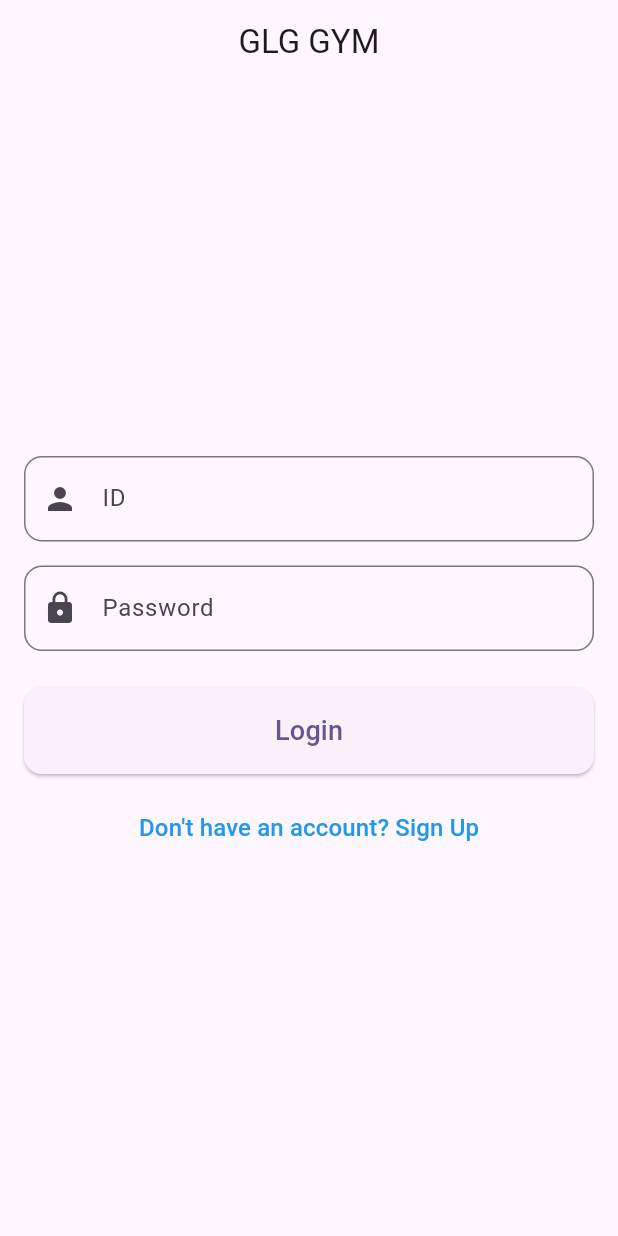
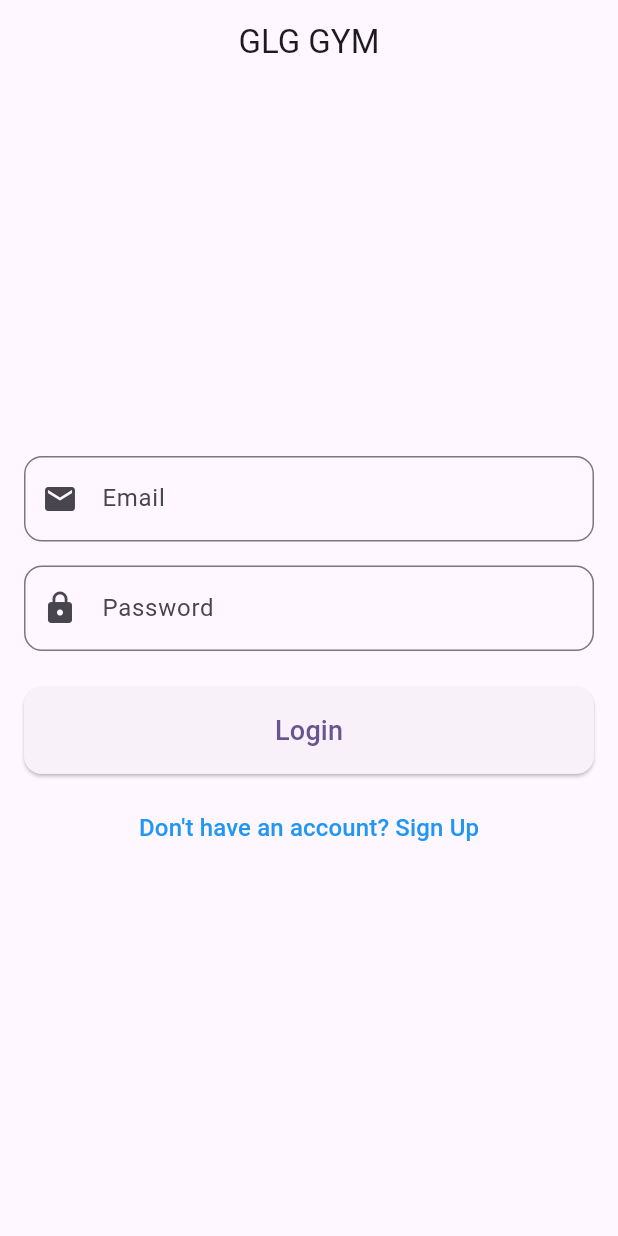
Before and after one commit to DongWoonKim/gym_schedule, a Flutter app: the screen it shows after launch, on a phone screen of 412 x 824 dp. Run offline on Flutter 3.47's test engine with Material 3 defaults, Android fonts, the phone set to English and light mode, and no system bars; our stand-ins replace firebase_auth, firebase_core, firebase_database; accounts and stored records are empty.

```diff
--- a/lib/member/log-in.dart
+++ b/lib/member/log-in.dart
@@ -1,4 +1,3 @@
-
 import 'package:flutter/material.dart';
 import 'package:firebase_auth/firebase_auth.dart';
 import 'sign-up.dart';
@@ -7,17 +6,13 @@ class LogInPage extends StatefulWidget {
   const LogInPage({super.key});
 
   @override
-  State<StatefulWidget> createState() {
-    // TODO: implement createState
-    return _LoginPageState();
-  }
+  State<StatefulWidget> createState() => _LoginPageState();
 }
 
 class _LoginPageState extends State<LogInPage> {
-  final FirebaseAuth _auth = FirebaseAuth.instance;
-  // 입력 필드 컨트롤러
   final TextEditingController _idController = TextEditingController();
   final TextEditingController _pwController = TextEditingController();
+  final FirebaseAuth _auth = FirebaseAuth.instance;
 
   // 로그인 처리 함수
   Future<void> _signIn() async {
@@ -43,33 +38,31 @@ class _LoginPageState extends State<LogInPage> {
 
   @override
   Widget build(BuildContext context) {
-    // TODO: implement build
     return Scaffold(
       appBar: AppBar(
         title: const Text('GLG GYM'),
         centerTitle: true,
       ),
       body: Padding(
-        padding: const EdgeInsets.all(16.0), // 화면 패딩 추가
+        padding: const EdgeInsets.all(16.0),
         child: Column(
-          mainAxisAlignment: MainAxisAlignment.center, // 중앙 정렬
+          mainAxisAlignment: MainAxisAlignment.center,
           crossAxisAlignment: CrossAxisAlignment.stretch,
           children: [
-
             // ID 입력 필드
             TextField(
               controller: _idController,
               decoration: InputDecoration(
-                labelText: 'ID',
-                hintText: 'ID를 입력하세요.',
+                labelText: 'Email',
+                hintText: '이메일을 입력하세요.',
                 border: OutlineInputBorder(
                   borderRadius: BorderRadius.circular(12),
                 ),
-                prefixIcon: const Icon(Icons.person),
+                prefixIcon: const Icon(Icons.email),
               ),
               keyboardType: TextInputType.emailAddress,
             ),
-            const SizedBox(height: 16), // 간격
+            const SizedBox(height: 16),
 
             // PW 입력 필드
             TextField(
@@ -82,18 +75,13 @@ class _LoginPageState extends State<LogInPage> {
                 ),
                 prefixIcon: const Icon(Icons.lock),
               ),
-              obscureText: true, // 비밀번호 가리기
+              obscureText: true,
             ),
-            const SizedBox(height: 24), // 간격
+            const SizedBox(height: 24),
 
             // 로그인 버튼
             ElevatedButton(
-              onPressed: () {
-                final id = _idController.text;
-                final pw = _pwController.text;
-                // 로그인 처리 로직 추가
-                print('ID: $id, Password: $pw');
-              },
+              onPressed: _signIn,
               style: ElevatedButton.styleFrom(
                 padding: const EdgeInsets.symmetric(vertical: 16),
                 shape: RoundedRectangleBorder(
@@ -105,26 +93,23 @@ class _LoginPageState extends State<LogInPage> {
                 style: TextStyle(fontSize: 18),
               ),
             ),
-            const SizedBox(height: 12), // 간격
+            const SizedBox(height: 12),
 
             // 회원가입 버튼
             TextButton(
               onPressed: () {
-                // 회원가입 페이지로 이동 로직 추가
                 Navigator.of(context).push(
-                    MaterialPageRoute( builder: (context) => const SignUpPage() )
+                  MaterialPageRoute(builder: (context) => const SignUpPage()),
                 );
               },
               child: const Text(
                 "Don't have an account? Sign Up",
                 style: TextStyle(fontSize: 16, color: Colors.blue),
               ),
-            )
+            ),
           ],
-        )
-      )
+        ),
+      ),
     );
-
   }
-
 }
```
